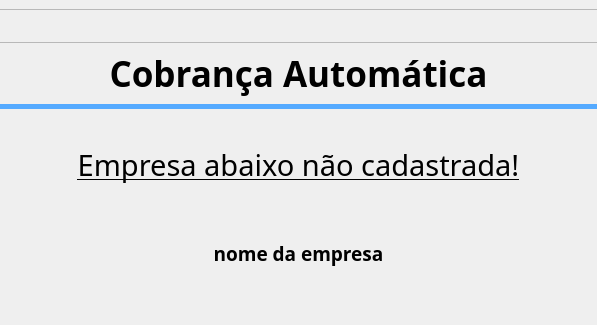
First picture: the form in code/src/ui/window_cobranca.ui, repository Sl3nc/Email_Debt, before the edit; both pictures show x 125 to 722 and y 0 to 325 of the 847 by 510 pixel window.
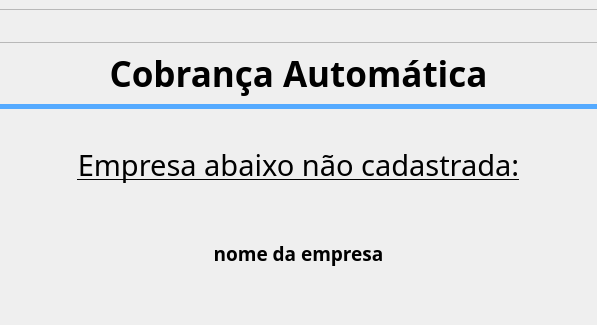
Second picture: the form after the edit. The open tabs and pages were chosen to show the change. Icons and pictures are not drawn.

```diff
--- a/code/src/ui/window_cobranca.ui
+++ b/code/src/ui/window_cobranca.ui
@@ -488,7 +488,7 @@
            </font>
           </property>
           <property name="text">
-           <string>Empresa abaixo não cadastrada!</string>
+           <string>Empresa abaixo não cadastrada:</string>
           </property>
           <property name="alignment">
            <set>Qt::AlignmentFlag::AlignCenter</set>
```
Left out of the diff: 2 changed lines with no effect on the pictures.
